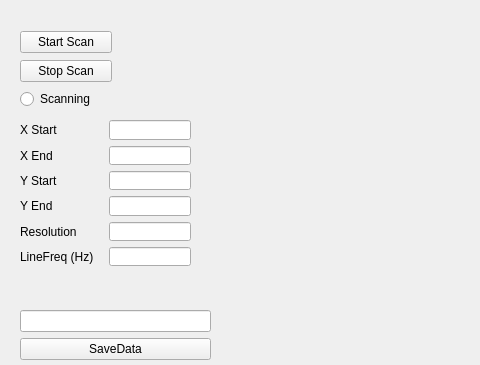
Qt form gui/ui/scan_widget.ui (MechRedPanda/red-panda-afm) before a commit; both pictures show x 0 to 480 and y 0 to 365 of the 889 by 578 pixel window.
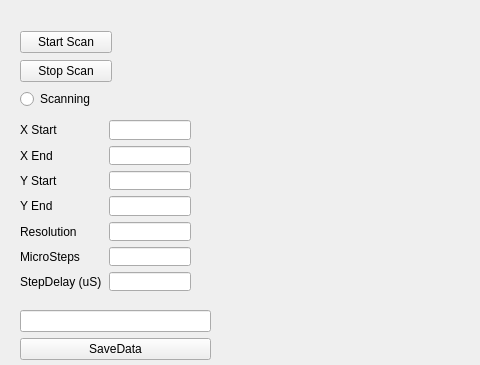
The same form after that commit. Custom widgets are drawn as their Qt base class.

What changed in the file:
```diff
--- a/gui/ui/scan_widget.ui
+++ b/gui/ui/scan_widget.ui
@@ -19,7 +19,7 @@
      <x>20</x>
      <y>120</y>
      <width>171</width>
-     <height>146</height>
+     <height>171</height>
     </rect>
    </property>
    <layout class="QGridLayout" name="gridLayout" columnstretch="1,1">
@@ -81,16 +81,26 @@
       </property>
      </widget>
     </item>
-    <item row="5" column="1">
-     <widget class="QLineEdit" name="line_frequency_input"/>
-    </item>
     <item row="5" column="0">
      <widget class="QLabel" name="label_9">
       <property name="text">
-       <string>LineFreq (Hz)</string>
+       <string>MicroSteps</string>
       </property>
      </widget>
     </item>
+    <item row="5" column="1">
+     <widget class="QLineEdit" name="y_microstep_input"/>
+    </item>
+    <item row="6" column="0">
+     <widget class="QLabel" name="label_10">
+      <property name="text">
+       <string>StepDelay (uS)</string>
+      </property>
+     </widget>
+    </item>
+    <item row="6" column="1">
+     <widget class="QLineEdit" name="step_delay_us_input"/>
+    </item>
    </layout>
   </widget>
   <widget class="QWidget" name="verticalLayoutWidget">
```
